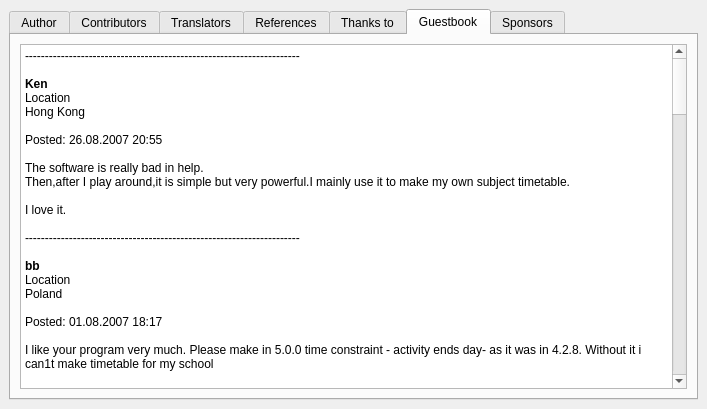
First picture: the form in fet/src/interface/helpaboutform_template.ui, repository vonmecheln/fet, before the edit.
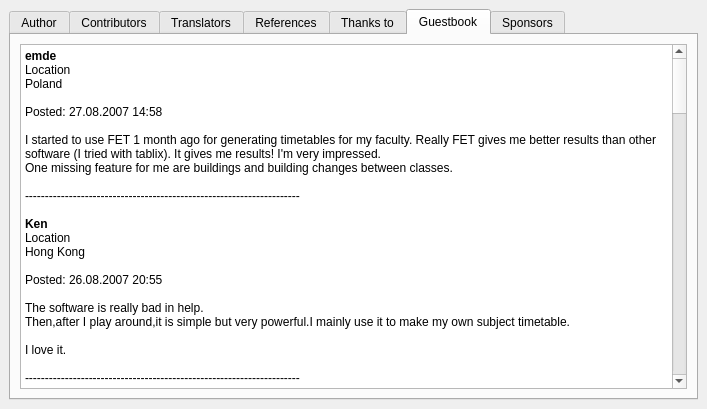
Second picture: the form after the edit. The open tabs and pages were chosen to show the change.

```diff
--- a/fet/src/interface/helpaboutform_template.ui
+++ b/fet/src/interface/helpaboutform_template.ui
@@ -416,6 +416,15 @@
           <string>&lt;html>&lt;head>&lt;meta name="qrichtext" content="1" />&lt;style type="text/css">
 p, li { white-space: pre-wrap; }
 &lt;/style>&lt;/head>&lt;body style=" font-family:'Sans Serif'; font-size:9pt; font-weight:400; font-style:normal;">
+&lt;p style=" margin-top:0px; margin-bottom:0px; margin-left:0px; margin-right:0px; -qt-block-indent:0; text-indent:0px;">&lt;span style=" font-weight:600;">emde&lt;/span>&lt;/p>
+&lt;p style=" margin-top:0px; margin-bottom:0px; margin-left:0px; margin-right:0px; -qt-block-indent:0; text-indent:0px;">Location&lt;/p>
+&lt;p style=" margin-top:0px; margin-bottom:0px; margin-left:0px; margin-right:0px; -qt-block-indent:0; text-indent:0px;">Poland&lt;/p>
+&lt;p style=" margin-top:0px; margin-bottom:0px; margin-left:0px; margin-right:0px; -qt-block-indent:0; text-indent:0px;">	&lt;/p>
+&lt;p style=" margin-top:0px; margin-bottom:0px; margin-left:0px; margin-right:0px; -qt-block-indent:0; text-indent:0px;">Posted: 27.08.2007 14:58&lt;/p>
+&lt;p style="-qt-paragraph-type:empty; margin-top:0px; margin-bottom:0px; margin-left:0px; margin-right:0px; -qt-block-indent:0; text-indent:0px;">&lt;/p>
+&lt;p style=" margin-top:0px; margin-bottom:0px; margin-left:0px; margin-right:0px; -qt-block-indent:0; text-indent:0px;">I started to use FET 1 month ago for generating timetables for my faculty. Really FET gives me better results than other software (I tried with tablix). It gives me results! I'm very impressed.&lt;/p>
+&lt;p style=" margin-top:0px; margin-bottom:0px; margin-left:0px; margin-right:0px; -qt-block-indent:0; text-indent:0px;">One missing feature for me are buildings and building changes between classes.&lt;/p>
+&lt;p style="-qt-paragraph-type:empty; margin-top:0px; margin-bottom:0px; margin-left:0px; margin-right:0px; -qt-block-indent:0; text-indent:0px;">&lt;/p>
 &lt;p style=" margin-top:0px; margin-bottom:0px; margin-left:0px; margin-right:0px; -qt-block-indent:0; text-indent:0px;">---------------------------------------------------------------------&lt;/p>
 &lt;p style="-qt-paragraph-type:empty; margin-top:0px; margin-bottom:0px; margin-left:0px; margin-right:0px; -qt-block-indent:0; text-indent:0px;">&lt;/p>
 &lt;p style=" margin-top:0px; margin-bottom:0px; margin-left:0px; margin-right:0px; -qt-block-indent:0; text-indent:0px;">&lt;span style=" font-weight:600;">Ken&lt;/span>&lt;/p>
```
Left out of the diff: 4 changed lines with no effect on the pictures.
